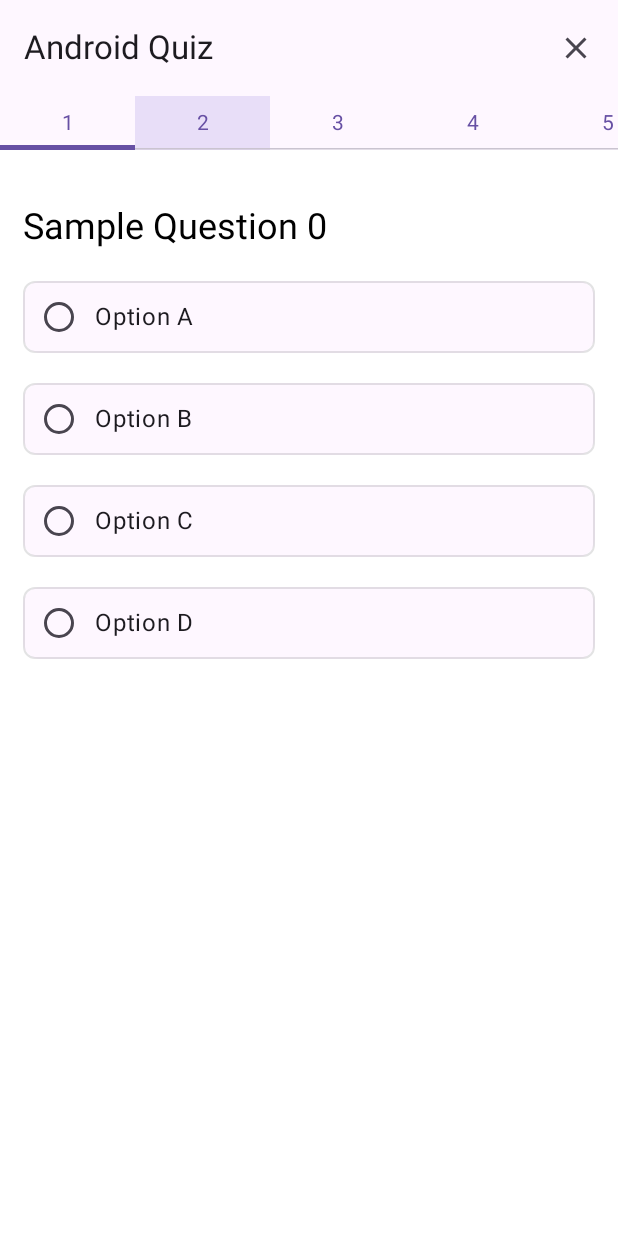
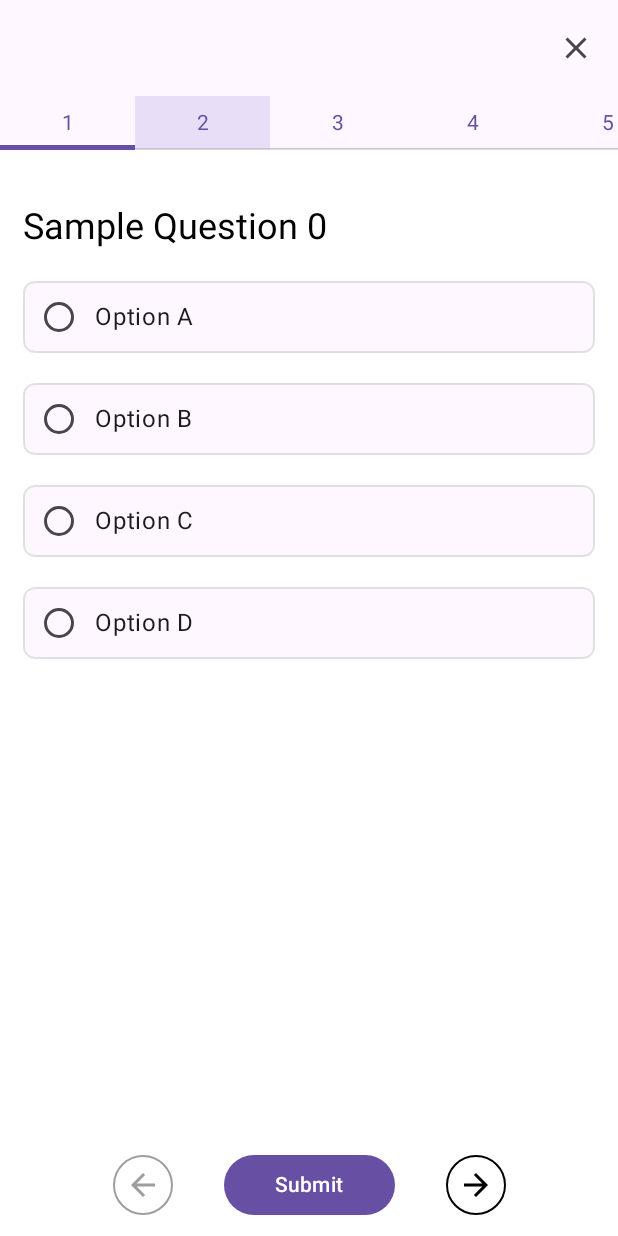
Before and after one commit to Abanoub-Nagy/QuizNotion, an Android app built with Jetpack Compose: the @Preview function PreviewQuizScreen, on a phone screen of 412 x 824 dp. Run offline under Robolectric (Android 15) with nearby library versions, the phone set to English and light mode, and no system bars.

Commit message:
Add error handling and navigation buttons to QuizScreen

```diff
--- a/app/src/main/java/com/example/quiznotion/presentation/quiz/QuizScreen.kt
+++ b/app/src/main/java/com/example/quiznotion/presentation/quiz/QuizScreen.kt
@@ -7,6 +7,7 @@ package com.example.quiznotion.presentation.quiz
 import androidx.compose.foundation.layout.Column
 import androidx.compose.foundation.layout.Spacer
 import androidx.compose.foundation.layout.fillMaxSize
+import androidx.compose.foundation.layout.fillMaxWidth
 import androidx.compose.foundation.layout.height
 import androidx.compose.foundation.layout.padding
 import androidx.compose.foundation.rememberScrollState
@@ -17,19 +18,53 @@ import androidx.compose.ui.tooling.preview.Preview
 import androidx.compose.ui.unit.dp
 import com.example.quiznotion.domain.model.QuizQuestion
 import com.example.quiznotion.domain.model.UserAnswer
+import com.example.quiznotion.presentation.component.ErrorScreen
 import com.example.quiznotion.presentation.quiz.component.QuestionItem
 import com.example.quiznotion.presentation.quiz.component.QuestionNavRow
 import com.example.quiznotion.presentation.quiz.component.QuizScreenTopBar
+import com.example.quiznotion.presentation.quiz.component.QuizSubmitButton
 
 @Composable
 fun QuizScreen(
     modifier: Modifier = Modifier, state: QuizState
 ) {
     Column(
-        modifier = Modifier.fillMaxSize()
+        modifier = modifier.fillMaxSize()
     ) {
         QuizScreenTopBar(
-            title = "Android Quiz", onExitClicked = { /* TODO: Handle exit action */ })
+            title = state.topBarTitle, onExitClicked = { /* TODO: Handle exit action */ })
+        when {
+            state.error != null -> {
+                ErrorScreen(
+                    modifier = Modifier.fillMaxSize(),
+                    errorMessage = state.error,
+                    onRefreshClicked = {})
+            }
+
+            state.questions.isEmpty() -> {
+                ErrorScreen(
+                    modifier = Modifier.fillMaxSize(),
+                    errorMessage = "No Questions Available",
+                    onRefreshClicked = {})
+            }
+
+            else -> {
+                QuizScreenContent(
+                    state = state
+                )
+            }
+        }
+    }
+}
+
+@Composable
+fun QuizScreenContent(
+    modifier: Modifier = Modifier,
+    state: QuizState,
+) {
+    Column(
+        modifier = modifier.fillMaxSize()
+    ) {
         QuestionNavRow(
             currentQuestionIndex = state.currentQuestionIndex,
             questions = state.questions,
@@ -39,6 +74,7 @@ fun QuizScreen(
         Spacer(modifier = Modifier.height(20.dp))
         QuestionItem(
             modifier = Modifier
+                .weight(1f)
                 .padding(15.dp)
                 .verticalScroll(rememberScrollState()),
             currentQuestionIndex = state.currentQuestionIndex,
@@ -47,6 +83,16 @@ fun QuizScreen(
             onOptionSelected = { questionId, selectedOption ->
 
             },
+        )
+        QuizSubmitButton(
+            modifier = Modifier
+                .fillMaxWidth()
+                .padding(10.dp),
+            isPreviousEnabled = state.currentQuestionIndex != 0,
+            isNextEnabled = state.currentQuestionIndex != state.questions.lastIndex,
+            onPreviousClicked = {},
+            onNextClicked = {},
+            onSubmitClicked = {},
         )
     }
 }
--- a/app/src/main/java/com/example/quiznotion/presentation/quiz/QuizState.kt
+++ b/app/src/main/java/com/example/quiznotion/presentation/quiz/QuizState.kt
@@ -7,4 +7,6 @@ data class QuizState(
     val questions: List<QuizQuestion> = emptyList(),
     val answers: List<UserAnswer> = emptyList(),
     val currentQuestionIndex: Int = 0,
+    val error: String? = null,
+    val topBarTitle: String = "",
 )
--- /dev/null
+++ b/app/src/main/java/com/example/quiznotion/presentation/quiz/component/QuizSubmitButton.kt
@@ -0,0 +1,69 @@
+package com.example.quiznotion.presentation.quiz.component
+
+import androidx.compose.foundation.layout.Arrangement
+import androidx.compose.foundation.layout.Row
+import androidx.compose.foundation.layout.fillMaxWidth
+import androidx.compose.foundation.layout.padding
+import androidx.compose.material.icons.Icons
+import androidx.compose.material.icons.automirrored.filled.ArrowBack
+import androidx.compose.material.icons.automirrored.filled.ArrowForward
+import androidx.compose.material3.Button
+import androidx.compose.material3.Icon
+import androidx.compose.material3.OutlinedIconButton
+import androidx.compose.material3.Text
+import androidx.compose.runtime.Composable
+import androidx.compose.ui.Modifier
+import androidx.compose.ui.tooling.preview.Preview
+import androidx.compose.ui.unit.dp
+
+@Composable
+fun QuizSubmitButton(
+    modifier: Modifier = Modifier,
+    isPreviousEnabled: Boolean = false,
+    isNextEnabled: Boolean = true,
+    onPreviousClicked: () -> Unit = {},
+    onNextClicked: () -> Unit = {},
+    onSubmitClicked: () -> Unit = {},
+) {
+    Row(
+        modifier = modifier, horizontalArrangement = Arrangement.Center
+    ) {
+        OutlinedIconButton(
+            onClick = onPreviousClicked, enabled = isPreviousEnabled
+        ) {
+            Icon(
+                imageVector = Icons.AutoMirrored.Filled.ArrowBack,
+                contentDescription = "Previous Question",
+            )
+        }
+        Button(
+            modifier = Modifier.padding(horizontal = 30.dp),
+            onClick = onSubmitClicked,
+        ) {
+            Text(
+                modifier = Modifier.padding(horizontal = 10.dp), text = "Submit"
+            )
+        }
+        OutlinedIconButton(
+            onClick = onNextClicked, enabled = isNextEnabled
+        ) {
+            Icon(
+                imageVector = Icons.AutoMirrored.Filled.ArrowForward,
+                contentDescription = "Next Question",
+            )
+        }
+    }
+}
+
+@Preview(showBackground = true)
+@Composable
+private fun PreviewQuizSubmitButton() {
+    QuizSubmitButton(
+        modifier = Modifier.fillMaxWidth(),
+        isPreviousEnabled = false,
+        isNextEnabled = true,
+        onPreviousClicked = {},
+        onNextClicked = {},
+        onSubmitClicked = {},
+    )
+}
```
